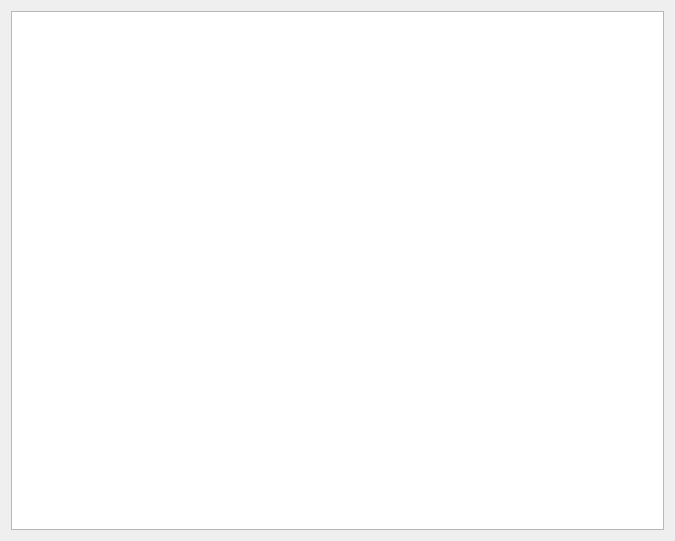
Before: the Qt Designer form win/exfatDlg/exnotepad.ui in aspirefhaha/exfat_forwin, drawn with Qt 5.
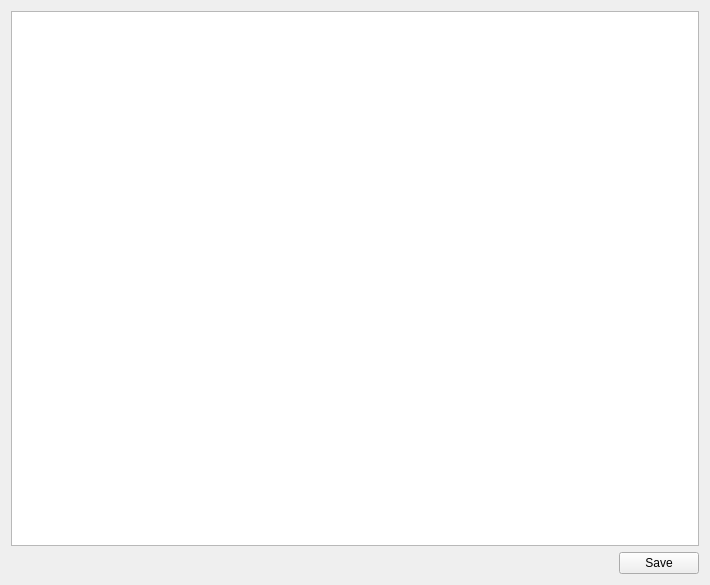
After: the same form once the commit is applied.

Patch:
```diff
--- a/win/exfatDlg/exnotepad.ui
+++ b/win/exfatDlg/exnotepad.ui
@@ -9,8 +9,8 @@
    <rect>
     <x>0</x>
     <y>0</y>
-    <width>675</width>
-    <height>541</height>
+    <width>710</width>
+    <height>585</height>
    </rect>
   </property>
   <property name="windowTitle">
@@ -20,6 +20,30 @@
    <item>
     <widget class="QTextEdit" name="te_main"/>
    </item>
+   <item>
+    <layout class="QHBoxLayout" name="horizontalLayout">
+     <item>
+      <spacer name="horizontalSpacer">
+       <property name="orientation">
+        <enum>Qt::Horizontal</enum>
+       </property>
+       <property name="sizeHint" stdset="0">
+        <size>
+         <width>40</width>
+         <height>20</height>
+        </size>
+       </property>
+      </spacer>
+     </item>
+     <item>
+      <widget class="QPushButton" name="pb_save">
+       <property name="text">
+        <string>Save</string>
+       </property>
+      </widget>
+     </item>
+    </layout>
+   </item>
   </layout>
  </widget>
  <layoutdefault spacing="6" margin="11"/>
```
Left out of the diff: 26 changed lines with no effect on the pictures.
